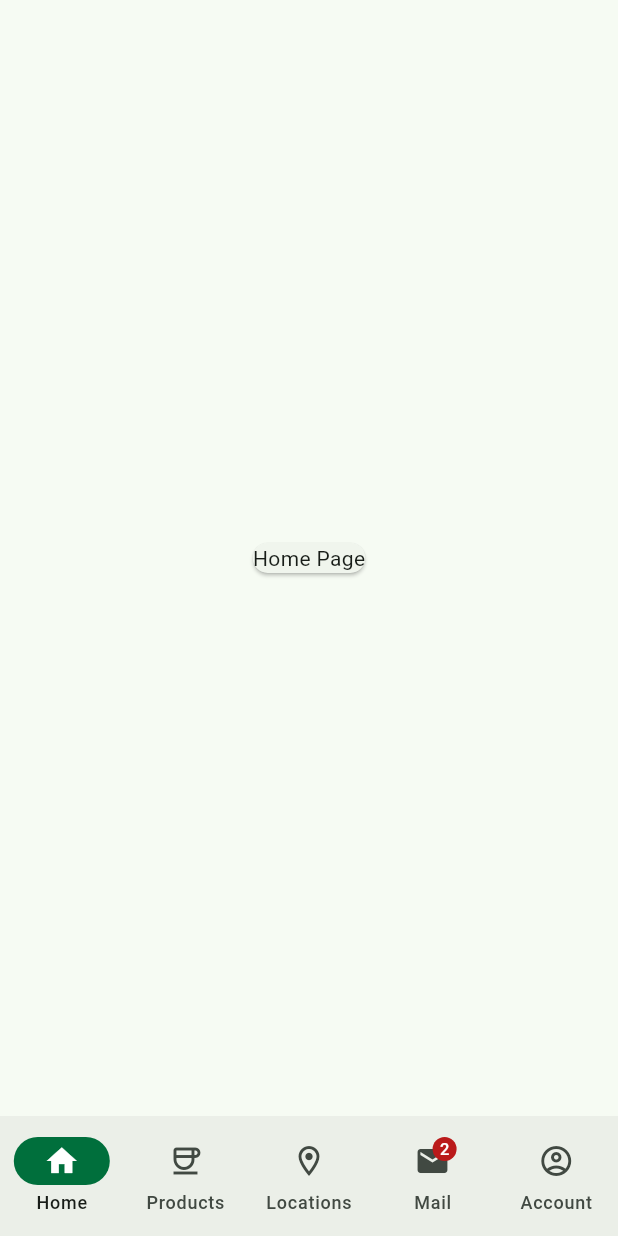
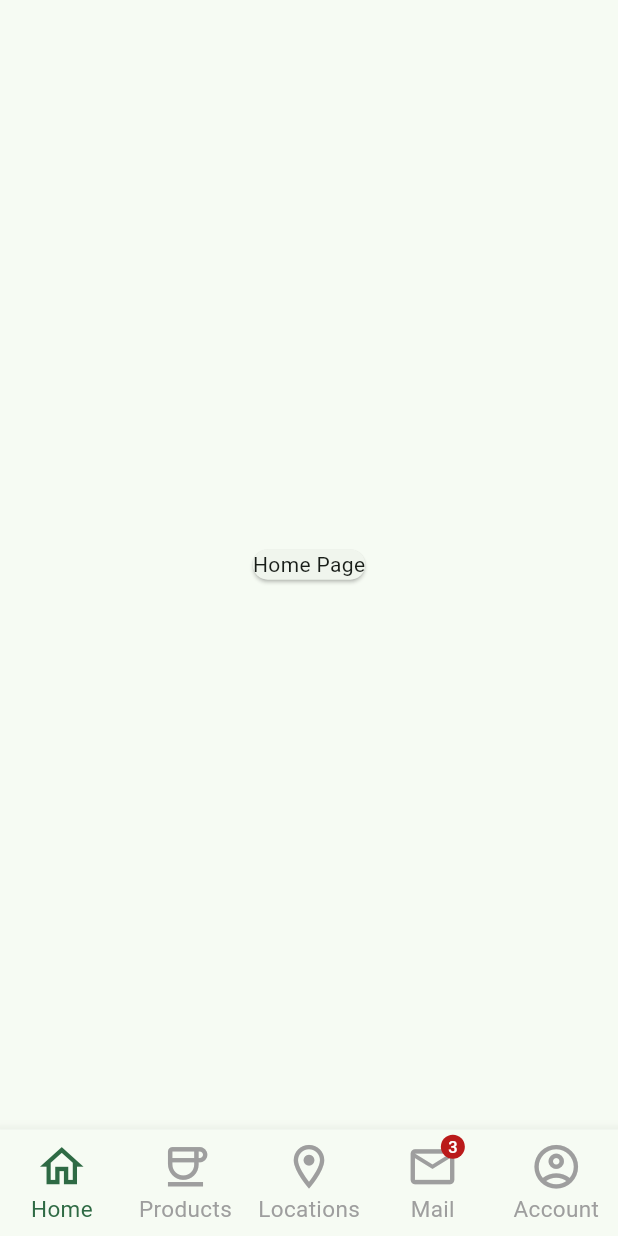
Before and after one commit to dongquoctien/flutter, a Flutter app: the screen it shows after launch, on a phone screen of 412 x 824 dp. Run offline on Flutter 3.47's test engine with Material 3 defaults, Android fonts, the light colour scheme and no system bars; our stand-ins replace dartz, dio, flutter_spinkit, freezed_annotation, get, get_it and 1 more.

Commit message:
update barmenu

```diff
--- a/coffee/lib/common/network/dio_interceptor.dart
+++ b/coffee/lib/common/network/dio_interceptor.dart
@@ -14,7 +14,8 @@ class DioInterceptor extends Interceptor {
   void onRequest(RequestOptions options, RequestInterceptorHandler handler) {
     logger.i('====================START====================');
     logger.i('HTTP method => ${options.method} ');
-    logger.i('Request => ${options.baseUrl}${options.path}${options.queryParameters.format}');
+    logger.i(
+        'Request => ${options.baseUrl}${options.path}${options.queryParameters.format}');
     logger.i('Header  => ${options.headers}');
     return super.onRequest(options, handler);
   }
--- a/coffee/lib/core/app_style.dart
+++ b/coffee/lib/core/app_style.dart
@@ -1,7 +1,7 @@
 import 'package:flutter/material.dart';
 
-const Color appColorPrimary =  Color.fromRGBO(0, 111, 60, 1);
-const Color appTextColorPrimary =  Color.fromRGBO(255, 255, 255, 1);
+const Color appColorPrimary = Color.fromRGBO(0, 111, 60, 1);
+const Color appTextColorPrimary = Color.fromRGBO(255, 255, 255, 1);
 
 const List<Color> colorList = [
   Color(0xFFF4511E),
--- a/coffee/lib/data/api/comment/comment_api.dart
+++ b/coffee/lib/data/api/comment/comment_api.dart
@@ -9,11 +9,13 @@ class CommentApi with ApiHelper<Comment> {
   CommentApi({required this.dioClient});
 
   Future<bool> createComment(Comment comment) async {
-    return await makePostRequest(dioClient.dio.post(ApiConfig.comments, data: comment));
+    return await makePostRequest(
+        dioClient.dio.post(ApiConfig.comments, data: comment));
   }
 
   Future<bool> deleteComment(Comment comment) async {
-    return await makeDeleteRequest(dioClient.dio.delete("${ApiConfig.comments}/${comment.id}"));
+    return await makeDeleteRequest(
+        dioClient.dio.delete("${ApiConfig.comments}/${comment.id}"));
   }
 
   Future<List<Comment>> getComments(int postId) async {
--- /dev/null
+++ b/coffee/lib/data/model/home/home_page.dart
@@ -0,0 +1 @@
+class HomePage {}
--- a/coffee/lib/main.dart
+++ b/coffee/lib/main.dart
@@ -1,6 +1,6 @@
 import 'package:coffee/core/app_style.dart';
 import 'package:coffee/di.dart';
-import 'package:coffee/view/navigation/main_navigation.dart';
+import 'package:coffee/view/navigation/main_bottom_navigation.dart';
 import 'package:flutter/material.dart';
 
 void main() async {
@@ -16,10 +16,9 @@ class MyApp extends StatelessWidget {
     return MaterialApp(
       debugShowCheckedModeBanner: false,
       theme: ThemeData(
-        useMaterial3: true,
-        colorScheme: ColorScheme.fromSeed(seedColor: appColorPrimary)
-      ),
-      home: const AppNavigation(),
+          useMaterial3: true,
+          colorScheme: ColorScheme.fromSeed(seedColor: appColorPrimary)),
+      home: const AppMainBottomNavigation(),
     );
   }
 }
--- a/coffee/lib/repository/todo/todo_repository.dart
+++ b/coffee/lib/repository/todo/todo_repository.dart
@@ -8,7 +8,8 @@ class TodoRepository with RepositoryHelper<ToDo> {
 
   const TodoRepository({required this.todoApi});
 
-  Future<Either<String, List<ToDo>>> getTodos(int userId, {TodoStatus? status}) async {
+  Future<Either<String, List<ToDo>>> getTodos(int userId,
+      {TodoStatus? status}) async {
     return checkItemsFailOrSuccess(todoApi.getTodos(userId, status: status));
   }
 
--- a/coffee/lib/repository/user/user_repository.dart
+++ b/coffee/lib/repository/user/user_repository.dart
@@ -8,8 +8,10 @@ class UserRepository with RepositoryHelper<User> {
 
   UserRepository({required this.userApi});
 
-  Future<Either<String, List<User>>> getUsers({Gender? gender, UserStatus? status}) async {
-    return checkItemsFailOrSuccess(userApi.getUsers(gender: gender, status: status));
+  Future<Either<String, List<User>>> getUsers(
+      {Gender? gender, UserStatus? status}) async {
+    return checkItemsFailOrSuccess(
+        userApi.getUsers(gender: gender, status: status));
   }
 
   Future<Either<String, bool>> createUser(User user) async {
--- /dev/null
+++ b/coffee/lib/view/navigation/main_bottom_navigation.dart
@@ -0,0 +1,131 @@
+import 'package:coffee/core/app_style.dart';
+import 'package:coffee/view/user/screens/user_list_screen.dart';
+import 'package:flutter/material.dart';
+
+class AppMainBottomNavigation extends StatefulWidget {
+  const AppMainBottomNavigation({super.key});
+
+  @override
+  State<AppMainBottomNavigation> createState() =>
+      _AppMainBottomNavigationState();
+}
+
+class _AppMainBottomNavigationState extends State<AppMainBottomNavigation> {
+  int _currentIndex = 0;
+
+  @override
+  Widget build(BuildContext context) {
+    return Scaffold(
+      bottomNavigationBar: BottomNavigationBar(
+        onTap: (index) {
+          setState(() {
+            _currentIndex = index;
+          });
+        },
+        currentIndex: _currentIndex,
+        type: BottomNavigationBarType.fixed,
+        // selectedItemColor: appColorPrimary,
+        unselectedItemColor: Colors.grey,
+        selectedLabelStyle: const TextStyle(fontSize: 15),
+        unselectedLabelStyle: const TextStyle(fontSize: 15),
+        items: getBootomNavigationBars,
+      ),
+      body: getScreenPages[_currentIndex],
+    );
+  }
+
+  List<BottomNavigationBarItem> get getBootomNavigationBars {
+    return const [
+      BottomNavigationBarItem(
+        // activeIcon: Icon(Icons.home, color: appColorPrimary),
+        icon: Icon(
+          Icons.home_outlined,
+          size: 35,
+        ),
+        label: 'Home',
+      ),
+      BottomNavigationBarItem(
+        //activeIcon: Icon(Icons.coffee, color: appColorPrimary),
+        //icon: Badge(child: Icon(Icons.notifications_sharp)),
+        icon: Icon(
+          Icons.coffee_outlined,
+          size: 35,
+        ),
+        label: 'Products',
+      ),
+      BottomNavigationBarItem(
+        // icon: Badge(
+        //   label: Text('2'),
+        //   child: Icon(Icons.messenger_sharp),
+        // ),
+        // activeIcon: Icon(Icons.location_on, color: appColorPrimary),
+        icon: Icon(
+          Icons.location_on_outlined,
+          size: 35,
+        ),
+        label: 'Locations',
+      ),
+      BottomNavigationBarItem(
+        icon: Badge(
+          label: Text('3'),
+          child: Icon(
+            Icons.mail_outlined,
+            size: 35,
+          ),
+        ),
+        // activeIcon: Badge(
+        //     label: Text("2"),
+        //     child: Icon(Icons.mail_outlined, color: appColorPrimary)),
+        label: 'Mail',
+      ),
+      BottomNavigationBarItem(
+        // activeIcon: Icon(Icons.account_circle, color: appColorPrimary),
+        icon: Icon(
+          Icons.account_circle_outlined,
+          size: 35,
+        ),
+        label: 'Account',
+      ),
+    ];
+  }
+
+  List<Widget> get getScreenPages {
+    return <Widget>[
+      /// Home page
+      const Center(
+        child: Card(
+          child: Text("Home Page"),
+        ),
+      ),
+
+      /// Products page
+      const Center(
+        child: Card(
+          child: Text("Product Page"),
+        ),
+      ),
+
+      /// Locations page
+      const Center(
+        child: const Card(
+          child: Text("Locations Page"),
+        ),
+      ),
+
+      /// Email page
+      const Center(
+        child: Card(
+          child: Text("Email Page"),
+        ),
+      ),
+
+      /// Account page
+      // const Center(
+      //   child: Card(
+      //     child: Text("Account Page"),
+      //   ),
+      // ),
+      const UserListScreen()
+    ];
+  }
+}
--- a/coffee/lib/view/navigation/main_navigation.dart
+++ b/coffee/lib/view/navigation/main_navigation.dart
@@ -7,7 +7,6 @@ class AppNavigation extends StatefulWidget {
   @override
   State<AppNavigation> createState() => _AppNavigationState();
 }
-
 
 class _AppNavigationState extends State<AppNavigation> {
   int currentPageIndex = 0;
@@ -38,10 +37,12 @@ class _AppNavigationState extends State<AppNavigation> {
       ),
       NavigationDestination(
         icon: Badge(
-              label: Text('2'),
-              child: Icon(Icons.mail),
+          label: Text('3'),
+          child: Icon(Icons.mail_outlined),
         ),
-            selectedIcon: Icon(Icons.mail_outline, color: appTextColorPrimary),
+        selectedIcon: Badge(
+            label: Text("2"),
+            child: Icon(Icons.mail_outlined, color: appTextColorPrimary)),
         label: 'Mail',
       ),
       NavigationDestination(
@@ -51,7 +52,16 @@ class _AppNavigationState extends State<AppNavigation> {
       ),
     ];
     return Scaffold(
-      bottomNavigationBar: NavigationBar(
+      bottomNavigationBar: NavigationBarTheme(
+        data: NavigationBarThemeData(
+            labelTextStyle: WidgetStateProperty.all(
+          const TextStyle(
+            fontSize: 12,
+            fontWeight: FontWeight.w600,
+            // color: appColorPrimary,
+          ),
+        )),
+        child: NavigationBar(
           onDestinationSelected: (int index) {
             setState(() {
               currentPageIndex = index;
@@ -61,30 +71,39 @@ class _AppNavigationState extends State<AppNavigation> {
           selectedIndex: currentPageIndex,
           destinations: destinations,
         ),
-      body: <Widget>[
+      ),
+      body: getScreenPages[currentPageIndex],
+    );
+  }
+
+  List<Widget> get getScreenPages {
+    return <Widget>[
       /// Home page
       const Center(
-          child:  Card(
+        child: Card(
           child: Text("Home Page"),
         ),
       ),
+
       /// Products page
       const Card(
         child: Text("Product Page"),
       ),
+
       /// Locations page
       const Card(
         child: Text("Locations Page"),
       ),
+
       /// Email page
       const Card(
         child: Text("Email Page"),
       ),
+
       /// Account page
       const Card(
         child: Text("Account Page"),
       ),
-      ][currentPageIndex],
-    );
+    ];
   }
 }
--- a/coffee/lib/view/user/screens/user_list_screen.dart
+++ b/coffee/lib/view/user/screens/user_list_screen.dart
@@ -100,8 +100,9 @@ class _UserListScreenState extends State<UserListScreen> {
             );
           }
         },
-        child: const Icon(Icons.add,
-        color: appTextColorPrimary,
+        child: const Icon(
+          Icons.add,
+          color: appTextColorPrimary,
         ),
       ),
     );
--- /dev/null
+++ b/coffee/lib/view/widgets/banner_coffee.dart
@@ -0,0 +1,15 @@
+import 'package:flutter/material.dart';
+
+class BannerCoffee extends StatefulWidget {
+  const BannerCoffee({super.key});
+
+  @override
+  State<BannerCoffee> createState() => _BannerCoffeeState();
+}
+
+class _BannerCoffeeState extends State<BannerCoffee> {
+  @override
+  Widget build(BuildContext context) {
+    return Container();
+  }
+}
--- a/coffee/lib/viewmodel/comment/controller/comment_controller.dart
+++ b/coffee/lib/viewmodel/comment/controller/comment_controller.dart
@@ -4,7 +4,8 @@ import 'package:coffee/data/model/comment/comment.dart';
 import 'package:dartz/dartz.dart';
 import 'package:get/get.dart';
 
-class CommentController extends GetxController with StateMixin<List<Comment>>, BaseController {
+class CommentController extends GetxController
+    with StateMixin<List<Comment>>, BaseController {
   final CommentRepository commentRepository;
 
   CommentController({required this.commentRepository});
--- a/coffee/lib/viewmodel/post/controller/post_controller.dart
+++ b/coffee/lib/viewmodel/post/controller/post_controller.dart
@@ -5,7 +5,8 @@ import 'package:coffee/data/model/post/post.dart';
 import 'package:coffee/data/model/user/user.dart';
 import 'package:coffee/repository/post/post_repository.dart';
 
-class PostController extends GetxController with StateMixin<List<Post>>, BaseController {
+class PostController extends GetxController
+    with StateMixin<List<Post>>, BaseController {
   RxInt postLength = 0.obs;
 
   final PostRepository postRepository;
@@ -26,7 +27,8 @@ class PostController extends GetxController with StateMixin<List<Post>>, BaseCon
 
   Future<void> getPosts(User user) async {
     change(null, status: RxStatus.loading());
-    Either<String, List<Post>> failureOrSuccess = (await postRepository.getPosts(user));
+    Either<String, List<Post>> failureOrSuccess =
+        (await postRepository.getPosts(user));
 
     failureOrSuccess.fold(
       (String failure) {
--- a/coffee/lib/viewmodel/todo/controller/todo_controller.dart
+++ b/coffee/lib/viewmodel/todo/controller/todo_controller.dart
@@ -4,7 +4,8 @@ import 'package:coffee/data/model/todo/todo.dart';
 import 'package:dartz/dartz.dart';
 import 'package:get/get.dart';
 
-class ToDoController extends GetxController with StateMixin<List<ToDo>>, BaseController {
+class ToDoController extends GetxController
+    with StateMixin<List<ToDo>>, BaseController {
   List<ToDo> todoList = <ToDo>[].obs;
   RxInt todosCount = 0.obs;
 
--- a/coffee/lib/viewmodel/user/controller/user_controller.dart
+++ b/coffee/lib/viewmodel/user/controller/user_controller.dart
@@ -5,7 +5,8 @@ import 'package:coffee/data/model/user/user.dart';
 import 'package:dartz/dartz.dart';
 import 'package:get/get.dart';
 
-class UserController extends GetxController with StateMixin<List<User>>, BaseController {
+class UserController extends GetxController
+    with StateMixin<List<User>>, BaseController {
   final UserRepository userRepository;
 
   UserController({required this.userRepository});
--- a/coffee/pubspec.yaml
+++ b/coffee/pubspec.yaml
@@ -19,7 +19,7 @@ publish_to: 'none' # Remove this line if you wish to publish to pub.dev
 version: 1.0.0+1
 
 environment:
-  sdk: '>=3.4.4 <4.0.0'
+  sdk: '>=3.4.3 <4.0.0'
 
 # Dependencies specify other packages that your package needs in order to work.
 # To automatically upgrade your package dependencies to the latest versions
@@ -45,6 +45,7 @@ dependencies:
   get: ^4.6.6
   dartz: ^0.10.1
   freezed: ^2.4.7
+  carousel_slider: ^4.2.1
 
 dev_dependencies:
   flutter_test:
```
Also changed, not shown: coffee/lib/data/api/todo/todo_api.dart (+6 -3 lines), coffee/lib/data/api/user/user_api.dart (+6 -3 lines), coffee/lib/view/home/screen/home.dart (line endings or trailing spaces), coffee/pubspec.lock, 1 other file. Lines whose indentation alone changed are shown as unchanged.
